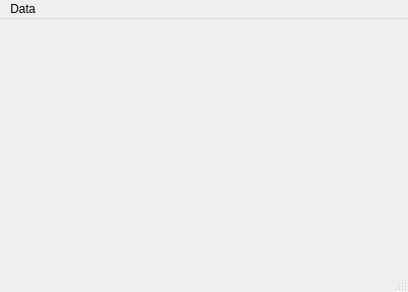
Old version of the form myui.ui in the repository sepxxx/P6.
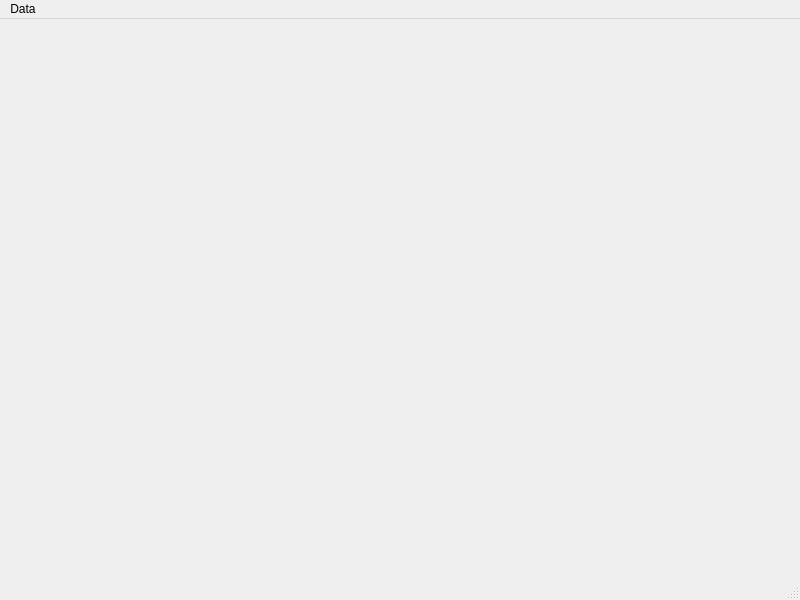
New version of the form.

Patch:
```diff
--- a/myui.ui
+++ b/myui.ui
@@ -6,10 +6,16 @@
    <rect>
     <x>0</x>
     <y>0</y>
-    <width>408</width>
-    <height>292</height>
+    <width>800</width>
+    <height>600</height>
    </rect>
   </property>
+  <property name="minimumSize">
+   <size>
+    <width>800</width>
+    <height>600</height>
+   </size>
+  </property>
   <property name="windowTitle">
    <string>MainWindow</string>
   </property>
@@ -21,8 +27,8 @@
     <rect>
      <x>0</x>
      <y>0</y>
-     <width>408</width>
-     <height>18</height>
+     <width>800</width>
+     <height>26</height>
     </rect>
    </property>
    <widget class="QMenu" name="menuData">
```
